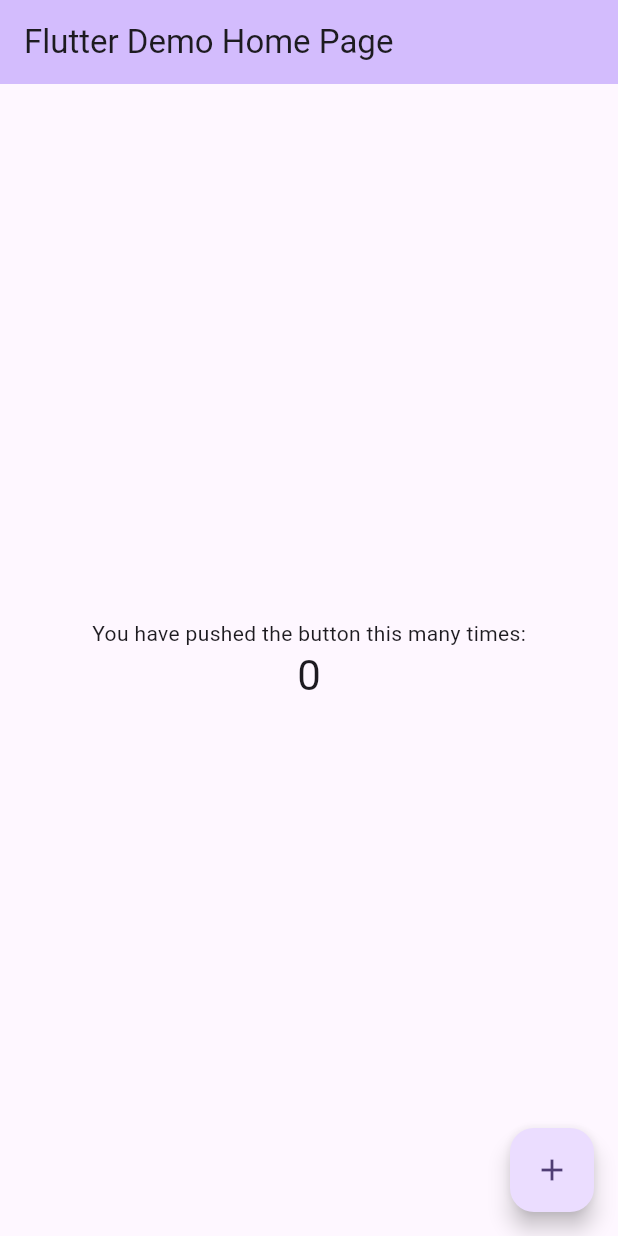
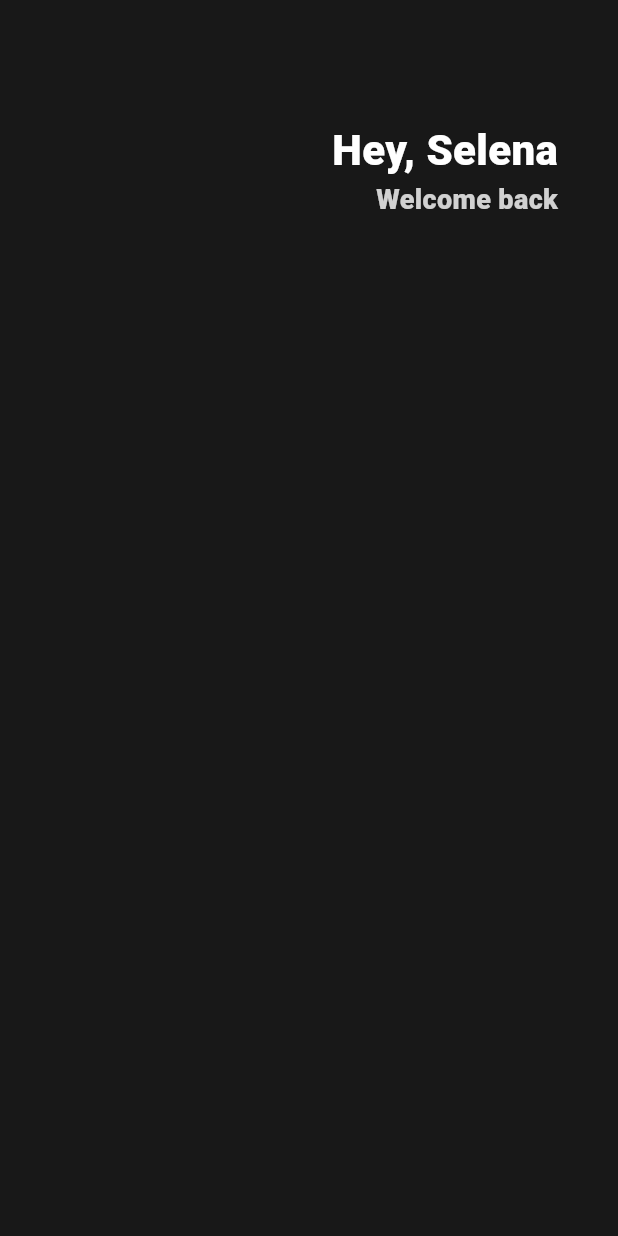
Before and after one commit to circleolami/synerex_toonflix, a Flutter app: the screen it shows after launch, on a phone screen of 412 x 824 dp. Run offline on Flutter 3.47's test engine with Material 3 defaults, Android fonts, the phone set to English and light mode, and no system bars.

Commit message:
1-2. Title

```diff
--- a/lib/main.dart
+++ b/lib/main.dart
@@ -1,125 +1,56 @@
 import 'package:flutter/material.dart';
 
 void main() {
-  runApp(const MyApp());
+  runApp(const App());
 }
 
-class MyApp extends StatelessWidget {
-  const MyApp({super.key});
-
-  // This widget is the root of your application.
-  @override
-  Widget build(BuildContext context) {
-    return MaterialApp(
-      title: 'Flutter Demo',
-      theme: ThemeData(
-        // This is the theme of your application.
-        //
-        // TRY THIS: Try running your application with "flutter run". You'll see
-        // the application has a purple toolbar. Then, without quitting the app,
-        // try changing the seedColor in the colorScheme below to Colors.green
-        // and then invoke "hot reload" (save your changes or press the "hot
-        // reload" button in a Flutter-supported IDE, or press "r" if you used
-        // the command line to start the app).
-        //
-        // Notice that the counter didn't reset back to zero; the application
-        // state is not lost during the reload. To reset the state, use hot
-        // restart instead.
-        //
-        // This works for code too, not just values: Most code changes can be
-        // tested with just a hot reload.
-        colorScheme: ColorScheme.fromSeed(seedColor: Colors.deepPurple),
-        useMaterial3: true,
-      ),
-      home: const MyHomePage(title: 'Flutter Demo Home Page'),
-    );
-  }
-}
-
-class MyHomePage extends StatefulWidget {
-  const MyHomePage({super.key, required this.title});
-
-  // This widget is the home page of your application. It is stateful, meaning
-  // that it has a State object (defined below) that contains fields that affect
-  // how it looks.
-
-  // This class is the configuration for the state. It holds the values (in this
-  // case the title) provided by the parent (in this case the App widget) and
-  // used by the build method of the State. Fields in a Widget subclass are
-  // always marked "final".
-
-  final String title;
-
-  @override
-  State<MyHomePage> createState() => _MyHomePageState();
-}
-
-class _MyHomePageState extends State<MyHomePage> {
-  int _counter = 0;
-
-  void _incrementCounter() {
-    setState(() {
-      // This call to setState tells the Flutter framework that something has
-      // changed in this State, which causes it to rerun the build method below
-      // so that the display can reflect the updated values. If we changed
-      // _counter without calling setState(), then the build method would not be
-      // called again, and so nothing would appear to happen.
-      _counter++;
-    });
-  }
+class App extends StatelessWidget {
+  const App({super.key});
 
   @override
   Widget build(BuildContext context) {
-    // This method is rerun every time setState is called, for instance as done
-    // by the _incrementCounter method above.
-    //
-    // The Flutter framework has been optimized to make rerunning build methods
-    // fast, so that you can just rebuild anything that needs updating rather
-    // than having to individually change instances of widgets.
-    return Scaffold(
-      appBar: AppBar(
-        // TRY THIS: Try changing the color here to a specific color (to
-        // Colors.amber, perhaps?) and trigger a hot reload to see the AppBar
-        // change color while the other colors stay the same.
-        backgroundColor: Theme.of(context).colorScheme.inversePrimary,
-        // Here we take the value from the MyHomePage object that was created by
-        // the App.build method, and use it to set our appbar title.
-        title: Text(widget.title),
+    return const MaterialApp(
+      home: Scaffold(
+        backgroundColor: Color(0xFF181818),
+        body: Padding(
+          padding: EdgeInsets.symmetric(
+            horizontal: 40,
           ),
-      body: Center(
-        // Center is a layout widget. It takes a single child and positions it
-        // in the middle of the parent.
           child: Column(
-          // Column is also a layout widget. It takes a list of children and
-          // arranges them vertically. By default, it sizes itself to fit its
-          // children horizontally, and tries to be as tall as its parent.
-          //
-          // Column has various properties to control how it sizes itself and
-          // how it positions its children. Here we use mainAxisAlignment to
-          // center the children vertically; the main axis here is the vertical
-          // axis because Columns are vertical (the cross axis would be
-          // horizontal).
-          //
-          // TRY THIS: Invoke "debug painting" (choose the "Toggle Debug Paint"
-          // action in the IDE, or press "p" in the console), to see the
-          // wireframe for each widget.
-          mainAxisAlignment: MainAxisAlignment.center,
-          children: <Widget>[
-            const Text(
-              'You have pushed the button this many times:',
+            children: [
+              SizedBox(
+                height: 80,
               ),
+              Row(
+                mainAxisAlignment: MainAxisAlignment.end,
+                children: [
                   Text(
-              '$_counter',
-              style: Theme.of(context).textTheme.headlineMedium,
+                    'Hey, Selena',
+                    style: TextStyle(
+                      color: Color.fromRGBO(255, 255, 255, 1.0),
+                      fontSize: 28,
+                      fontWeight: FontWeight.w800,
+                    ),
+                  ),
+                ],
+              ),
+              Row(
+                mainAxisAlignment: MainAxisAlignment.end,
+                children: [
+                  Text(
+                    'Welcome back',
+                    style: TextStyle(
+                      color: Color.fromRGBO(255, 255, 255, 0.8),
+                      fontSize: 18,
+                      fontWeight: FontWeight.w800,
+                    ),
+                  ),
+                ],
               ),
             ],
           ),
         ),
-      floatingActionButton: FloatingActionButton(
-        onPressed: _incrementCounter,
-        tooltip: 'Increment',
-        child: const Icon(Icons.add),
-      ), // This trailing comma makes auto-formatting nicer for build methods.
+      ),
     );
   }
 }
```
Also changed, not shown: 1 other file. Lines whose indentation alone changed are shown as unchanged.
